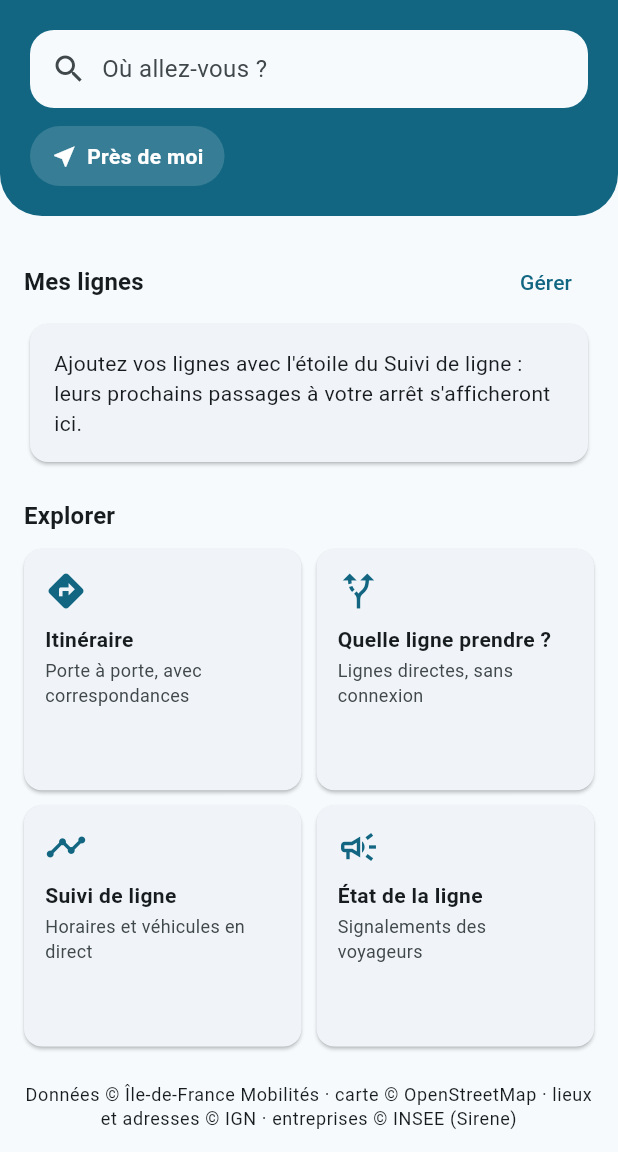
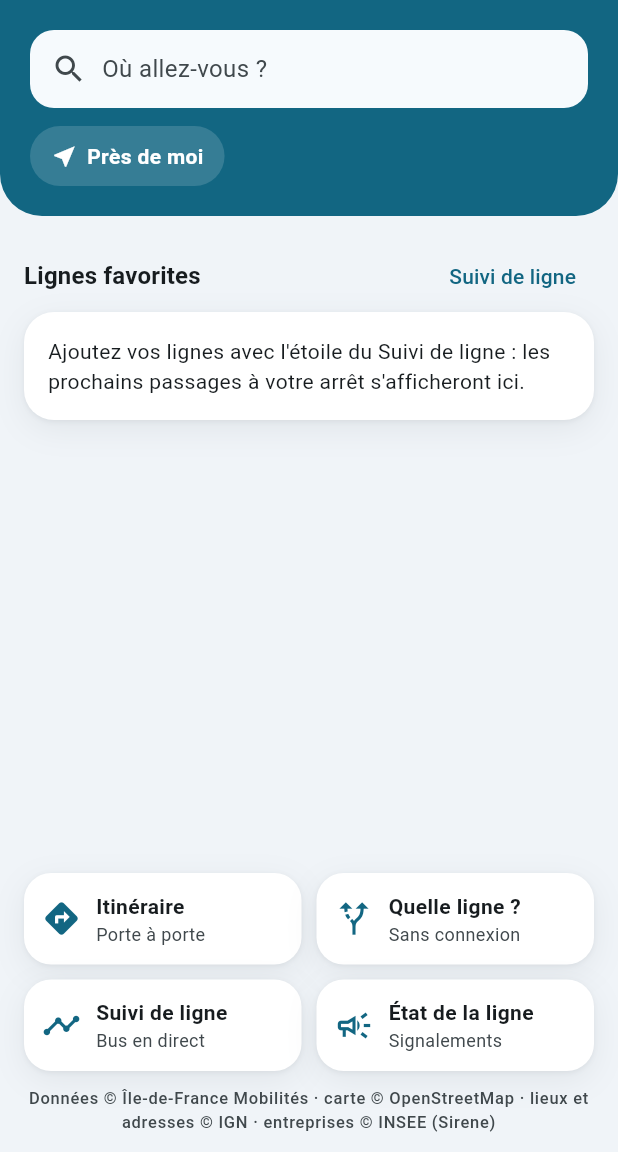
Before and after one commit to applitransport/applitransport, a Flutter app: the screen it shows after launch, on a phone screen of 412 x 824 dp, the part 84-1236 px from its top. Run offline on Flutter 3.47's test engine with Material 3 defaults, Android fonts, the phone set to English and light mode, and no system bars; our stand-ins replace flutter_compass, flutter_map, geolocator, latlong2, package_info_plus, wakelock_plus; missing offline and left inert: maplibre_gl, sqlite3; network calls fail.

Commit message:
Accueil sur une seule page dans le style de la maquette (cartes blanches ombrées, 2 lignes favorites, quatre fonctions en bas) ; Itinéraire : en-tête des résultats sur deux lignes (heures et départ, puis durée et correspondances)

```diff
--- a/appli/lib/screens/home_screen.dart
+++ b/appli/lib/screens/home_screen.dart
@@ -134,45 +134,70 @@ class _HomeScreenState extends State<HomeScreen> {
   @override
   Widget build(BuildContext context) => ListenableBuilder(
     listenable: app,
-    builder: (context, _) => Scaffold(
-      body: ListView(
-        padding: EdgeInsets.zero,
-        children: [
-          // icônes de la barre d'état : claires sur le bandeau, foncées sur le reste quand on fait défiler
-          AnnotatedRegion<SystemUiOverlayStyle>(value: SystemUiOverlayStyle.light, child: _header(context)),
-          AnnotatedRegion<SystemUiOverlayStyle>(
-            value: Theme.of(context).brightness == Brightness.dark
-                ? SystemUiOverlayStyle.light
-                : SystemUiOverlayStyle.dark,
-            child: Padding(
-              padding: const EdgeInsets.fromLTRB(16, 20, 16, 24),
+    builder: (context, _) {
+      final scheme = Theme.of(context).colorScheme;
+      return Scaffold(
+        backgroundColor: scheme.surfaceContainerLow,
+        // une seule page : bandeau, deux lignes favorites, les quatre fonctions en bas (défile seulement
+        // si l'écran est trop petit)
+        body: LayoutBuilder(
+          builder: (context, box) => SingleChildScrollView(
+            child: ConstrainedBox(
+              constraints: BoxConstraints(minHeight: box.maxHeight),
+              child: IntrinsicHeight(
                 child: Column(
                   crossAxisAlignment: CrossAxisAlignment.stretch,
                   children: [
-                  if (app.appUpdate != null) _updateBanner(context),
-                  _myLines(context),
-                  const SizedBox(height: 20),
-                  Text('Explorer', style: _sectionStyle(context)),
+                    AnnotatedRegion<SystemUiOverlayStyle>(value: SystemUiOverlayStyle.light, child: _header(context)),
+                    Padding(
+                      padding: const EdgeInsets.fromLTRB(16, 16, 16, 0),
+                      child: Column(
+                        crossAxisAlignment: CrossAxisAlignment.stretch,
+                        children: [if (app.appUpdate != null) _updateBanner(context), _myLines(context)],
+                      ),
+                    ),
+                    const Spacer(),
+                    Padding(
+                      padding: EdgeInsets.fromLTRB(16, 12, 16, 12 + MediaQuery.of(context).padding.bottom),
+                      child: Column(
+                        crossAxisAlignment: CrossAxisAlignment.stretch,
+                        children: [
+                          _tiles(context),
                           const SizedBox(height: 10),
-                  _tiles(context),
-                  const SizedBox(height: 24),
                           Text(
                             'Données © Île-de-France Mobilités · carte © OpenStreetMap · lieux et adresses © IGN · '
                             'entreprises © INSEE (Sirene)',
                             textAlign: TextAlign.center,
-                    style: Theme.of(context).textTheme.bodySmall,
+                            style: Theme.of(context).textTheme.labelSmall?.copyWith(color: scheme.onSurfaceVariant),
+                          ),
+                        ],
+                      ),
                     ),
                   ],
                 ),
               ),
             ),
-        ],
           ),
         ),
+      );
+    },
   );
 
   TextStyle? _sectionStyle(BuildContext context) =>
       Theme.of(context).textTheme.titleMedium?.copyWith(fontWeight: FontWeight.w700);
+
+  /// Carte blanche arrondie et ombrée (style de la maquette).
+  BoxDecoration _card(BuildContext context, {double radius = 20}) {
+    final scheme = Theme.of(context).colorScheme;
+    return BoxDecoration(
+      color: scheme.surfaceContainerLowest,
+      borderRadius: BorderRadius.circular(radius),
+      boxShadow: const [
+        BoxShadow(color: Color(0x0F14212B), blurRadius: 2, offset: Offset(0, 1)),
+        BoxShadow(color: Color(0x1214212B), blurRadius: 18, offset: Offset(0, 6)),
+      ],
+    );
+  }
 
   // --- bandeau : titre, ↻, réglages, « Où allez-vous ? », raccourcis -----------------------
   Widget _header(BuildContext context) {
@@ -285,30 +310,29 @@ class _HomeScreenState extends State<HomeScreen> {
     );
   }
 
-  // --- mes lignes ------------------------------------------------------------------------
+  // --- lignes favorites (les deux premières) ---------------------------------------------
   Widget _myLines(BuildContext context) {
-    final lines = app.preferred.where(app.hasSchedules).toList();
+    final all = app.preferred.where(app.hasSchedules).toList();
+    final lines = all.take(2).toList();
     return Column(
       crossAxisAlignment: CrossAxisAlignment.stretch,
       children: [
         Row(
           children: [
-            Expanded(child: Text('Mes lignes', style: _sectionStyle(context))),
+            Expanded(child: Text('Lignes favorites', style: _sectionStyle(context))),
             TextButton(
-              onPressed: () => _open(SettingsScreen(app: app)),
-              child: const Text('Gérer'),
+              onPressed: () => _open(LineScreen(app: app)),
+              child: Text(all.length > 2 ? 'Toutes (${all.length})' : 'Suivi de ligne'),
             ),
           ],
         ),
         if (lines.isEmpty)
-          Card(
-            child: Padding(
+          Container(
+            decoration: _card(context),
             padding: const EdgeInsets.all(16),
-              child: Text(
-                'Ajoutez vos lignes avec l\'étoile du Suivi de ligne : leurs prochains passages à votre arrêt '
+            child: const Text(
+              'Ajoutez vos lignes avec l\'étoile du Suivi de ligne : les prochains passages à votre arrêt '
               's\'afficheront ici.',
-                style: Theme.of(context).textTheme.bodyMedium,
-              ),
             ),
           ),
         for (final id in lines) _lineCard(context, id),
@@ -333,13 +357,13 @@ class _HomeScreenState extends State<HomeScreen> {
       final (bg, fg, label) = switch (p.source) {
         PassageSource.crowd => (const Color(0xFFE3F2E8), const Color(0xFF14532D), 'vu par un voyageur'),
         PassageSource.prim => (scheme.primaryContainer, scheme.onPrimaryContainer, 'PRIM'),
-        PassageSource.theoretical => (scheme.surfaceContainerHighest, scheme.onSurfaceVariant, 'théorique'),
+        PassageSource.theoretical => (scheme.surfaceContainerHigh, scheme.onSurfaceVariant, 'théorique'),
       };
       final left = p.time - now;
       return Expanded(
         child: Container(
           margin: const EdgeInsets.only(right: 6),
-          padding: const EdgeInsets.fromLTRB(10, 8, 6, 8),
+          padding: const EdgeInsets.fromLTRB(10, 7, 6, 7),
           decoration: BoxDecoration(color: bg, borderRadius: BorderRadius.circular(12)),
           child: Column(
             crossAxisAlignment: CrossAxisAlignment.start,
@@ -353,7 +377,7 @@ class _HomeScreenState extends State<HomeScreen> {
               Text(
                 left < 60 ? 'à l\'arrêt' : duration(left),
                 maxLines: 1,
-                style: TextStyle(fontSize: 20, fontWeight: FontWeight.w700, color: fg),
+                style: TextStyle(fontSize: 20, fontWeight: FontWeight.w800, color: fg, letterSpacing: -0.3),
               ),
               Text(hhmm(p.time), style: TextStyle(fontSize: 11, color: fg)),
             ],
@@ -362,17 +386,23 @@ class _HomeScreenState extends State<HomeScreen> {
       );
     }
 
-    return Card(
+    final title = stop == null
+        ? [info?.longLabel, info?.description].whereType<String>().where((x) => x.isNotEmpty).firstOrNull ?? l.name
+        : '$stop → ${d!.label}';
+    return Container(
       margin: const EdgeInsets.only(bottom: 10),
-      clipBehavior: Clip.antiAlias,
+      decoration: _card(context),
+      child: Material(
+        type: MaterialType.transparency,
         child: InkWell(
+          borderRadius: BorderRadius.circular(20),
           onTap: () {
             // le suivi de ligne s'ouvre sur cette ligne, ce sens et cet arrêt (sinon le premier arrêt)
             app.rememberSelection(id, dir, stop: stop);
             _open(LineScreen(app: app));
           },
           child: Padding(
-          padding: const EdgeInsets.all(14),
+            padding: const EdgeInsets.fromLTRB(14, 12, 8, 12),
             child: Column(
               crossAxisAlignment: CrossAxisAlignment.stretch,
               children: [
@@ -385,30 +415,28 @@ class _HomeScreenState extends State<HomeScreen> {
                         crossAxisAlignment: CrossAxisAlignment.start,
                         children: [
                           Text(
-                          stop == null
-                              ? [
-                                      info?.longLabel,
-                                      info?.description,
-                                    ].whereType<String>().where((x) => x.isNotEmpty).firstOrNull ??
-                                    l.name
-                              : '$stop → ${d!.label}',
+                            title,
                             maxLines: 1,
                             overflow: TextOverflow.ellipsis,
-                          style: const TextStyle(fontWeight: FontWeight.w600, fontSize: 15),
+                            style: const TextStyle(fontWeight: FontWeight.w700, fontSize: 15),
                           ),
                           if (disruptions)
                             Text(
                               '⚠ Perturbation en cours',
-                            style: TextStyle(fontSize: 13, fontWeight: FontWeight.w600, color: Colors.orange.shade800),
+                              style: TextStyle(
+                                fontSize: 13,
+                                fontWeight: FontWeight.w600,
+                                color: Colors.orange.shade800,
+                              ),
                             ),
                         ],
                       ),
                     ),
                     if (disruptions) TrafficButton(app: app, lineId: id, compact: true),
                     if (stop != null && l.directions.length > 1)
-                    IconButton(
+                      IconButton.outlined(
                         tooltip: 'Sens inverse',
-                      icon: const Icon(Icons.swap_vert),
+                        icon: const Icon(Icons.swap_vert, size: 20),
                         onPressed: () {
                           final other = 1 - dir;
                           // même arrêt dans l'autre sens s'il y passe, sinon son premier arrêt
@@ -433,45 +461,66 @@ class _HomeScreenState extends State<HomeScreen> {
             ),
           ),
         ),
+      ),
     );
   }
 
-  // --- les quatre fonctions ----------------------------------------------------------------
+  // --- les quatre fonctions, en bas ----------------------------------------------------------
   Widget _tiles(BuildContext context) {
     final scheme = Theme.of(context).colorScheme;
-    Widget tile(IconData icon, String title, String text, Widget screen) => Card(
-      margin: EdgeInsets.zero,
-      clipBehavior: Clip.antiAlias,
+    Widget tile(IconData icon, String title, String text, Widget screen) => Expanded(
+      child: Container(
+        decoration: _card(context, radius: 18),
+        child: Material(
+          type: MaterialType.transparency,
           child: InkWell(
+            borderRadius: BorderRadius.circular(18),
             onTap: () => _open(screen),
             child: Padding(
-          padding: const EdgeInsets.all(14),
+              padding: const EdgeInsets.all(12),
+              child: Row(
+                children: [
+                  Icon(icon, size: 26, color: scheme.primary),
+                  const SizedBox(width: 10),
+                  Expanded(
                     child: Column(
                       crossAxisAlignment: CrossAxisAlignment.start,
+                      mainAxisSize: MainAxisSize.min,
                       children: [
-              Icon(icon, size: 28, color: scheme.primary),
-              const SizedBox(height: 8),
                         Text(title, maxLines: 2, style: const TextStyle(fontWeight: FontWeight.w700, fontSize: 14)),
-              const SizedBox(height: 2),
-              Text(text, style: TextStyle(fontSize: 12, color: scheme.onSurfaceVariant)),
+                        Text(
+                          text,
+                          maxLines: 1,
+                          overflow: TextOverflow.ellipsis,
+                          style: TextStyle(fontSize: 12, color: scheme.onSurfaceVariant),
+                        ),
+                      ],
+                    ),
+                  ),
                 ],
               ),
             ),
           ),
+        ),
+      ),
     );
-    return GridView.count(
-      crossAxisCount: 2,
-      shrinkWrap: true,
-      padding: EdgeInsets.zero,
-      physics: const NeverScrollableScrollPhysics(),
-      mainAxisSpacing: 10,
-      crossAxisSpacing: 10,
-      childAspectRatio: 1.15,
+    return Column(
       children: [
-        tile(Icons.directions, 'Itinéraire', 'Porte à porte, avec correspondances', ItineraryScreen(app: app)),
-        tile(Icons.alt_route, 'Quelle ligne prendre ?', 'Lignes directes, sans connexion', TripScreen(app: app)),
-        tile(Icons.timeline, 'Suivi de ligne', 'Horaires et véhicules en direct', LineScreen(app: app)),
-        tile(Icons.campaign_outlined, 'État de la ligne', 'Signalements des voyageurs', LineStatusScreen(app: app)),
+        Row(
+          children: [
+            tile(Icons.directions, 'Itinéraire', 'Porte à porte', ItineraryScreen(app: app)),
+            const SizedBox(width: 10),
+            tile(Icons.alt_route, 'Quelle ligne ?', 'Sans connexion', TripScreen(app: app)),
+          ],
+        ),
+        const SizedBox(height: 10),
+        Row(
+          children: [
+            tile(Icons.timeline, 'Suivi de ligne', 'Bus en direct', LineScreen(app: app)),
+            const SizedBox(width: 10),
+            tile(Icons.campaign_outlined, 'État de la ligne', 'Signalements', LineStatusScreen(app: app)),
+          ],
+        ),
       ],
     );
   }
--- a/appli/lib/screens/itinerary_screen.dart
+++ b/appli/lib/screens/itinerary_screen.dart
@@ -1099,26 +1099,29 @@ class _JourneyCard extends StatelessWidget {
           child: Column(
             crossAxisAlignment: CrossAxisAlignment.start,
             children: [
+              // ligne 1 : heures et départ ; ligne 2 : durée et correspondances (sans coupure au milieu)
               Row(
                 children: [
-                  Text('${hhmm(timed.start)} → ${hhmm(timed.end)}', style: Theme.of(context).textTheme.titleMedium),
-                  const SizedBox(width: 8),
-                  Flexible(
+                  Expanded(
                     child: Text(
-                      '${duration(timed.end - timed.start)} · '
-                      '${j.transit.isEmpty
-                          ? 'à pied'
-                          : j.transfers == 0
-                          ? 'direct'
-                          : '${j.transfers} corresp.'}',
+                      '${hhmm(timed.start)} → ${hhmm(timed.end)}',
+                      style: Theme.of(context).textTheme.titleMedium?.copyWith(fontWeight: FontWeight.w700),
                     ),
                   ),
-                  const Spacer(),
                   Text(
                     timed.start <= now ? 'partez maintenant' : 'dans ${duration(timed.start - now)}',
-                    style: const TextStyle(fontWeight: FontWeight.bold),
+                    style: TextStyle(fontWeight: FontWeight.bold, color: scheme.primary),
                   ),
                 ],
+              ),
+              Text(
+                '${duration(timed.end - timed.start)} · '
+                '${j.transit.isEmpty
+                    ? 'à pied'
+                    : j.transfers == 0
+                    ? 'direct'
+                    : '${j.transfers} correspondance${j.transfers > 1 ? 's' : ''}'}',
+                style: TextStyle(color: scheme.onSurfaceVariant),
               ),
               const SizedBox(height: 6),
               Wrap(crossAxisAlignment: WrapCrossAlignment.center, spacing: 2, runSpacing: 4, children: steps),
```
Lines whose indentation alone changed are shown as unchanged.
